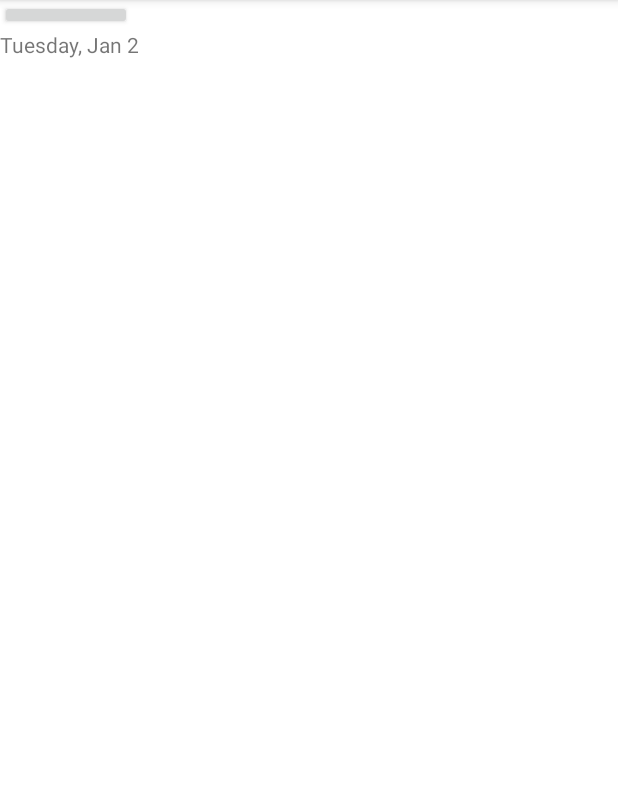
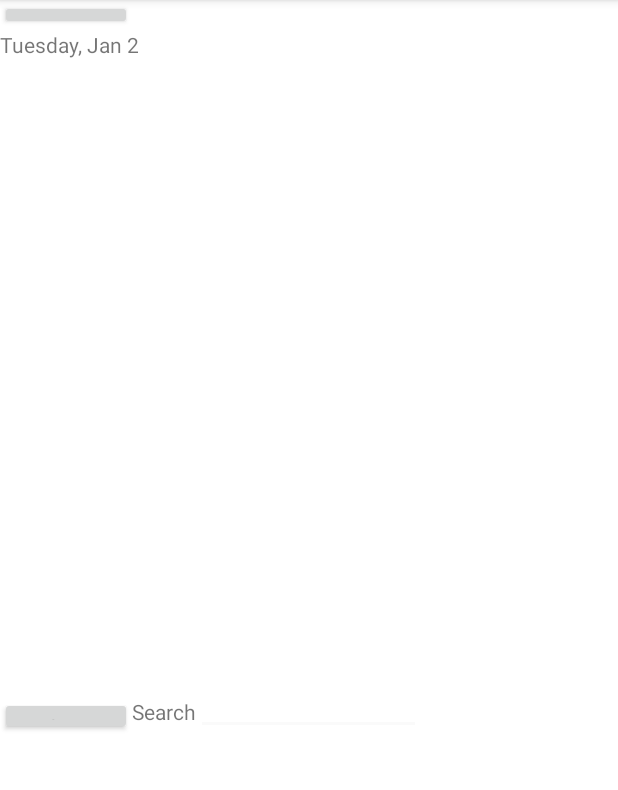
Before and after one commit to Accias/RIJI, an Android app: the screen it shows after launch (MainActivity), on a phone screen of 412 x 824 dp, the part 84-874 px from its top. Run offline under Robolectric (Android 15) with nearby library versions, the phone set to English and light mode, and no system bars; Roboto replaces fonts that are not available here.

Commit message:
partially implemented recycleview, still has bugs in displaying it and formatting it to the proper size

```diff
--- a/app/src/main/res/layout/activity_day.xml
+++ b/app/src/main/res/layout/activity_day.xml
@@ -6,42 +6,44 @@
     android:layout_height="match_parent"
     android:background="@android:color/white"
     android:backgroundTint="@android:color/white"
-    tools:context=".DayActivity"
-    android:orientation="vertical">
+    android:orientation="vertical"
+    tools:context=".DayActivity">
+
     <Button
         android:layout_width="wrap_content"
         android:layout_height="20dp"
-    android:textSize="16sp"
         android:text=" JAN"
-    />
+        android:textSize="16sp" />
+
     <TextView
         android:layout_width="match_parent"
         android:layout_height="wrap_content"
-    android:text="Tuesday, Jan 2"
-    />
+        android:text="Tuesday, Jan 2" />
+
     <ListView
         android:layout_width="match_parent"
-        android:layout_height="match_parent"
-        android:layout_marginBottom="25dp"
-        >
+        android:layout_height="400dp"
+        android:layout_marginBottom="25dp">
 
     </ListView>
+
     <LinearLayout
+
         android:layout_width="match_parent"
         android:layout_height="25dp"
-        android:orientation="horizontal">
+        android:orientation="horizontal"
+        android:gravity="">
+
 
         <Button
             android:layout_width="wrap_content"
             android:layout_height="match_parent"
-            android:text="Today"
-            />
+            android:text="Today" />
 
         <TextView
             android:layout_width="wrap_content"
             android:layout_height="match_parent"
-            android:text="Search"
-            />
+            android:text="Search" />
 
 
         <EditText
```
Lines whose indentation alone changed are shown as unchanged.
